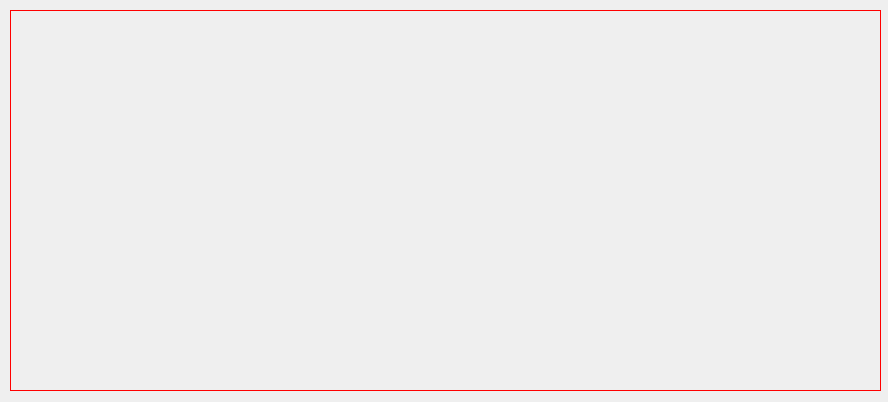
Qt form DISENOS/modRespMultiples_d.ui (ronihdzz/DisenadorPreguntas) before a commit.
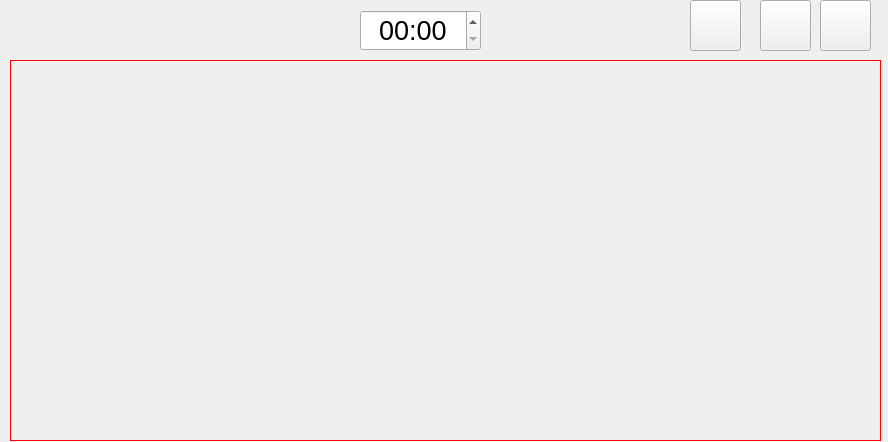
The same form after that commit. Icons and pictures are not drawn.

Commit message: En el diseno de preguntas multiplesImagen_0, el texto ya cambia todas sus propiedades de una manera exitosa, tambien los botones se pueden seleccion y deseleccionar, aparte ya me decante por el diseño para elegir el tipo de pregunta de opccion multiples hibrido

What changed in the file:
```diff
--- a/DISENOS/modRespMultiples_d.ui
+++ b/DISENOS/modRespMultiples_d.ui
@@ -7,7 +7,7 @@
     <x>0</x>
     <y>0</y>
     <width>888</width>
-    <height>402</height>
+    <height>442</height>
    </rect>
   </property>
   <property name="windowTitle">
@@ -17,7 +17,7 @@
    <property name="geometry">
     <rect>
      <x>10</x>
-     <y>10</y>
+     <y>60</y>
      <width>871</width>
      <height>381</height>
     </rect>
@@ -40,6 +40,81 @@
     <number>-1</number>
    </property>
   </widget>
+  <widget class="QPushButton" name="btn_pregImag0">
+   <property name="geometry">
+    <rect>
+     <x>690</x>
+     <y>0</y>
+     <width>51</width>
+     <height>51</height>
+    </rect>
+   </property>
+   <property name="styleSheet">
+    <string notr="true">border-image: url(:/alinear/ICONOS/icon_noImagen.png);</string>
+   </property>
+   <property name="text">
+    <string/>
+   </property>
+  </widget>
+  <widget class="QPushButton" name="btn_pregImag50">
+   <property name="geometry">
+    <rect>
+     <x>760</x>
+     <y>0</y>
+     <width>51</width>
+     <height>51</height>
+    </rect>
+   </property>
+   <property name="styleSheet">
+    <string notr="true">border-image: url(:/alinear/ICONOS/iconImage.png);</string>
+   </property>
+   <property name="text">
+    <string/>
+   </property>
+  </widget>
+  <widget class="QPushButton" name="btn_pregImag100">
+   <property name="geometry">
+    <rect>
+     <x>820</x>
+     <y>0</y>
+     <width>51</width>
+     <height>51</height>
+    </rect>
+   </property>
+   <property name="styleSheet">
+    <string notr="true">border-image: url(:/alinear/ICONOS/icon_galeri.png);</string>
+   </property>
+   <property name="text">
+    <string/>
+   </property>
+  </widget>
+  <widget class="QTimeEdit" name="timeEdit">
+   <property name="geometry">
+    <rect>
+     <x>360</x>
+     <y>10</y>
+     <width>121</width>
+     <height>41</height>
+    </rect>
+   </property>
+   <property name="font">
+    <font>
+     <pointsize>20</pointsize>
+    </font>
+   </property>
+   <property name="alignment">
+    <set>Qt::AlignCenter</set>
+   </property>
+   <property name="currentSection">
+    <enum>QDateTimeEdit::MinuteSection</enum>
+   </property>
+   <property name="displayFormat">
+    <string>mm:ss</string>
+   </property>
+   <property name="currentSectionIndex">
+    <number>0</number>
+   </property>
+  </widget>
  </widget>
  <resources/>
  <connections/>
```
Left out of the diff: 4 changed lines with no effect on the pictures. The commit also changes 30 other files.
